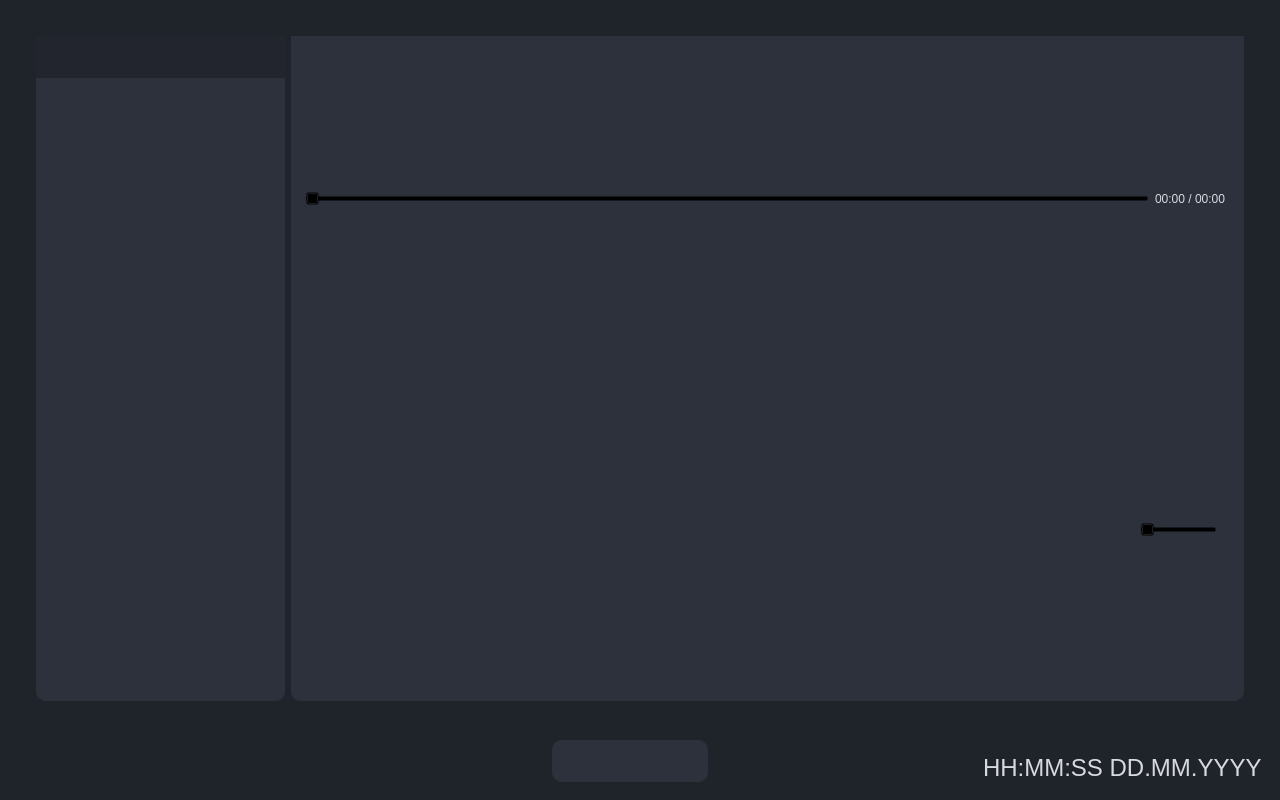
Above: SmartHome/Gui/main_window.ui from Mirko-A/SmartHome before the change. Below: the same form after it.
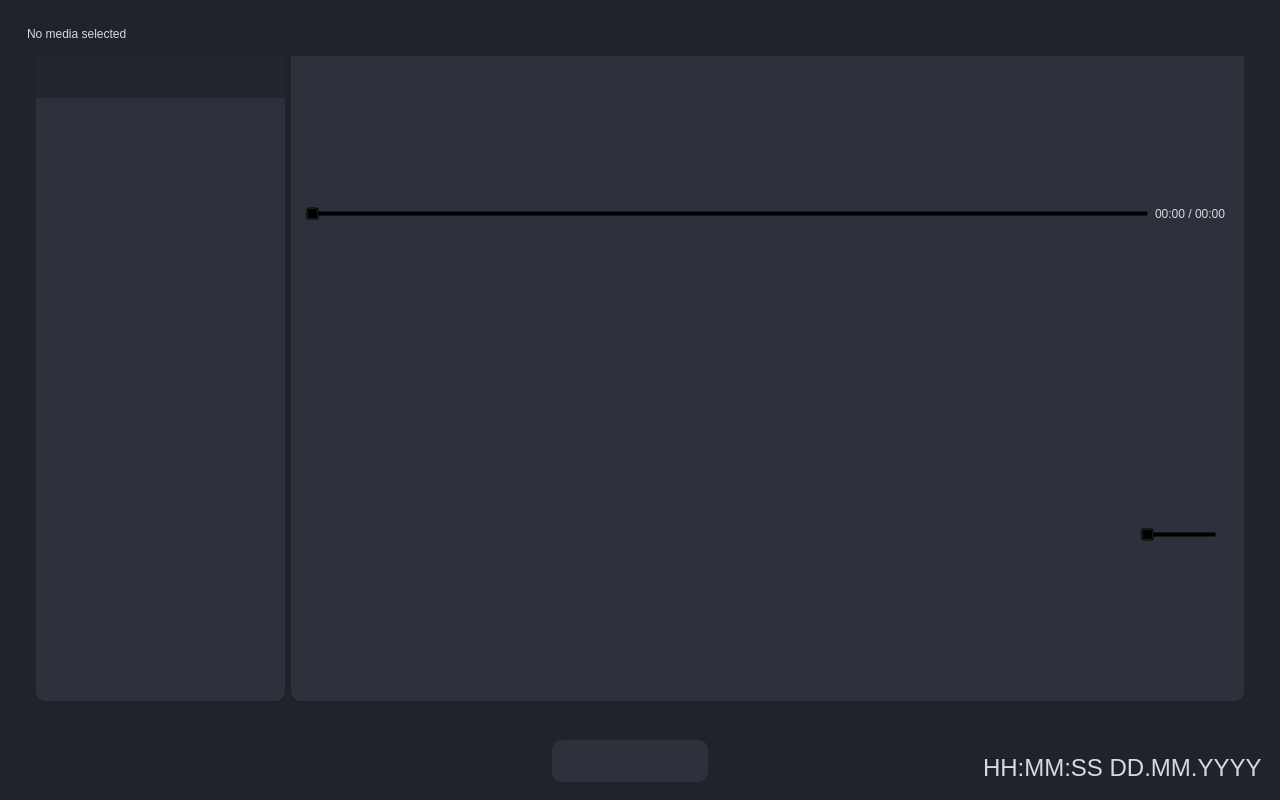
That is the form after the change. The open tabs and pages were chosen to show the change. Icons and pictures are not drawn. Custom widgets are drawn as their Qt base class.

Commit message: fix(gui): media status label and errors (#8)

```diff
--- a/SmartHome/Gui/main_window.ui
+++ b/SmartHome/Gui/main_window.ui
@@ -1190,6 +1190,22 @@
            <string notr="true"/>
           </property>
           <layout class="QVBoxLayout" name="verticalLayout_4">
+           <item>
+            <widget class="QLabel" name="mediaStatusLabel">
+             <property name="text">
+              <string>No media selected</string>
+             </property>
+             <property name="textFormat">
+              <enum>Qt::PlainText</enum>
+             </property>
+             <property name="wordWrap">
+              <bool>true</bool>
+             </property>
+             <property name="textInteractionFlags">
+              <set>Qt::TextSelectableByMouse</set>
+             </property>
+            </widget>
+           </item>
            <item>
             <widget class="QFrame" name="mediaPlayer">
              <property name="styleSheet">
```
The commit also changes 4 other files.
